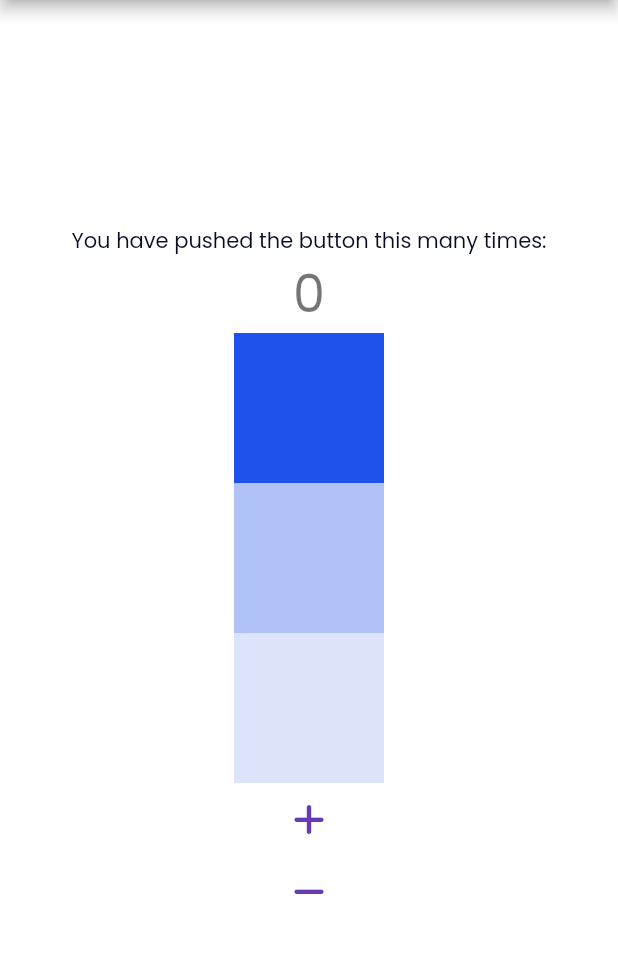
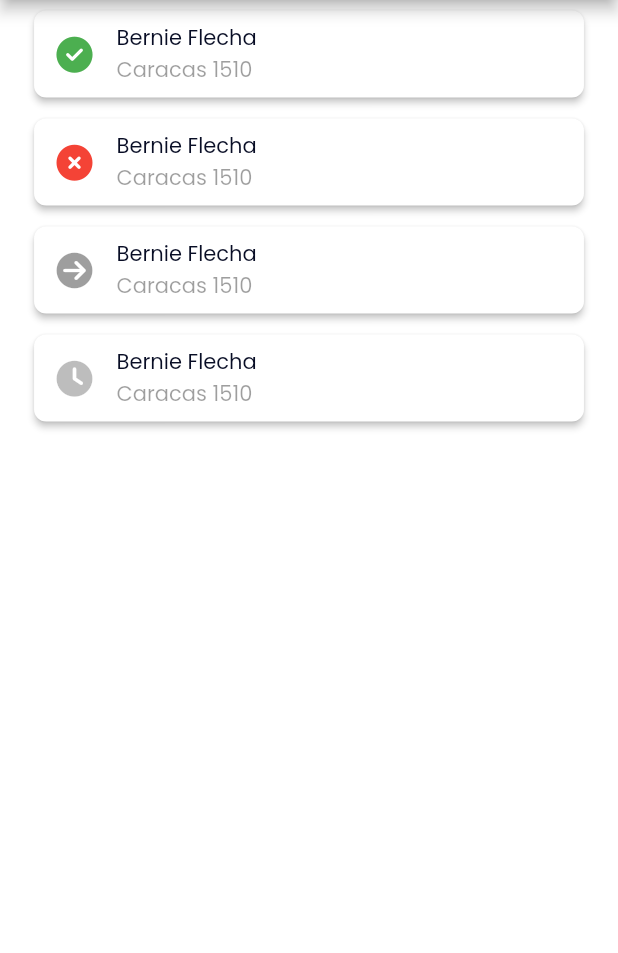
Before and after one commit to carolinadalfonso/YenDoc, a Flutter app: the screen it shows after launch, after a tap on "Iniciar sesión", on a phone screen of 412 x 824 dp, the part 84-1037 px from its top. Run offline on Flutter 3.47's test engine with Material 2 defaults, Android fonts, the phone set to English and light mode, and no system bars; our stand-ins replace font_awesome_flutter, get; network calls fail.

Commit message:
Diseño de tarjetas de visitas 💳

```diff
--- /dev/null
+++ b/lib/controllers/visit_card_controller.dart
@@ -0,0 +1,3 @@
+import 'package:get/get.dart';
+
+class VisitCardController extends GetxController {}
--- a/lib/core/framework/injection_container.dart
+++ b/lib/core/framework/injection_container.dart
@@ -1,6 +1,7 @@
 import 'package:yendoc/controllers/about_controller.dart';
 import 'package:yendoc/controllers/home_controller.dart';
 import 'package:yendoc/controllers/login_controller.dart';
+import 'package:yendoc/controllers/visit_card_controller.dart';
 
 class InjectionContainer extends Bindings {
   @override
@@ -8,5 +9,6 @@ class InjectionContainer extends Bindings {
     Get.put<HomeController>(HomeController());
     Get.put<LoginController>(LoginController());
     Get.put<AboutController>(AboutController());
+    Get.put<VisitCardController>(VisitCardController());
   }
 }
--- a/lib/views/screens/home/home_screen.dart
+++ b/lib/views/screens/home/home_screen.dart
@@ -6,6 +6,7 @@ import 'package:yendoc/core/framework/localization/localization.dart';
 import 'package:yendoc/core/framework/size_config/size_config.dart';
 import 'package:yendoc/core/framework/theme/theme_manager.dart';
 import 'package:yendoc/views/widgets/common/drawer/drawer_menu.dart';
+import 'package:yendoc/views/widgets/common/visit_card/visit_card.dart';
 
 class HomeScreen extends GetView<HomeController> {
   const HomeScreen({Key? key}) : super(key: key);
@@ -19,52 +20,43 @@ class HomeScreen extends GetView<HomeController> {
       ),
       drawer: const DrawerMenu(),
       drawerEdgeDragWidth: SizeConfig.screenWidth / 4.5,
-      body: Center(
-        child: Column(
-          mainAxisAlignment: MainAxisAlignment.center,
-          children: <Widget>[
-            const Text(
-              'You have pushed the button this many times:',
-            ),
-            GetBuilder<HomeController>(
-              init: controller,
-              builder: (controller) {
-                return Text(
-                  controller.counter.toString(),
-                  style: Theme.of(context).textTheme.headline4,
-                );
-              },
-            ),
-            Container(
-              height: 100,
-              width: 100,
-              color: ThemeManager.kPrimaryColor,
-            ),
-            Container(
-              height: 100,
-              width: 100,
-              color: ThemeManager.kPrimaryColor100,
-            ),
-            Container(
-              height: 100,
-              width: 100,
-              color: ThemeManager.kPrimaryColor50,
-            ),
-            IconButton(
-              onPressed: () => controller.increment(),
-              icon: const Icon(FontAwesomeIcons.plus),
-              splashRadius: 20,
-              splashColor: Colors.deepPurpleAccent,
-              color: Colors.deepPurple,
-            ),
-            IconButton(
-              onPressed: () => controller.decrement(),
-              icon: const Icon(FontAwesomeIcons.minus),
-              splashRadius: 20,
-              splashColor: Colors.deepPurpleAccent,
-              color: Colors.deepPurple,
-            ),
-          ],
+      body: Align(
+        alignment: Alignment.center,
+        child: SizedBox(
+          width: SizeConfig.screenWidth / 1.1,
+          child: Column(
+            mainAxisAlignment: MainAxisAlignment.start,
+            children: const [
+              VisitCard(icon: FontAwesomeIcons.solidCircleCheck, iconColor: Colors.green, visitId: 4),
+              VisitCard(icon: FontAwesomeIcons.solidCircleXmark, iconColor: Colors.red, visitId: 3),
+              VisitCard(icon: FontAwesomeIcons.circleArrowRight, iconColor: Colors.black38, visitId: 2),
+              VisitCard(icon: FontAwesomeIcons.solidClock, iconColor: Colors.black26, visitId: 1),
+              // GetBuilder<HomeController>(
+              //   init: controller,
+              //   builder: (controller) {
+              //     return Text(
+              //       controller.counter.toString(),
+              //       style: Theme.of(context).textTheme.headline6,
+              //     );
+              //   },
+              // ),
+              // Container(
+              //   height: 100,
+              //   width: 100,
+              //   color: ThemeManager.kPrimaryColor,
+              // ),
+              // Container(
+              //   height: 100,
+              //   width: 100,
+              //   color: ThemeManager.kPrimaryColor100,
+              // ),
+              // Container(
+              //   height: 100,
+              //   width: 100,
+              //   color: ThemeManager.kPrimaryColor50,
+              // ),
+            ],
+          ),
         ),
       ),
     );
--- /dev/null
+++ b/lib/views/widgets/common/visit_card/visit_card.dart
@@ -0,0 +1,59 @@
+import 'package:flutter/material.dart';
+import 'package:yendoc/controllers/login_controller.dart';
+import 'package:yendoc/controllers/visit_card_controller.dart';
+import 'package:yendoc/core/framework/theme/theme_manager.dart';
+
+class VisitCard extends GetView<VisitCardController> {
+  final IconData icon;
+  final Color iconColor;
+  final int visitId;
+
+  const VisitCard({
+    Key? key,
+    required this.icon,
+    required this.iconColor,
+    required this.visitId,
+  }) : super(key: key);
+
+  @override
+  Widget build(BuildContext context) {
+    return Padding(
+      padding: const EdgeInsets.symmetric(vertical: 3),
+      child: InkWell(
+        highlightColor: ThemeManager.kPrimaryColor100,
+        borderRadius: BorderRadius.circular(8),
+        onTap: () => {},
+        child: Card(
+          shape: RoundedRectangleBorder(
+            borderRadius: BorderRadius.circular(8),
+          ),
+          elevation: 2,
+          child: Row(
+            children: [
+              Padding(
+                padding: const EdgeInsets.fromLTRB(15, 8, 8, 8),
+                child: Icon(
+                  icon,
+                  color: iconColor,
+                ),
+              ),
+              Padding(
+                padding: const EdgeInsets.all(8),
+                child: Column(
+                  crossAxisAlignment: CrossAxisAlignment.start,
+                  children: const [
+                    Text("Bernie Flecha"),
+                    Text(
+                      "Caracas 1510",
+                      style: TextStyle(color: Colors.black38),
+                    ),
+                  ],
+                ),
+              ),
+            ],
+          ),
+        ),
+      ),
+    );
+  }
+}
```
